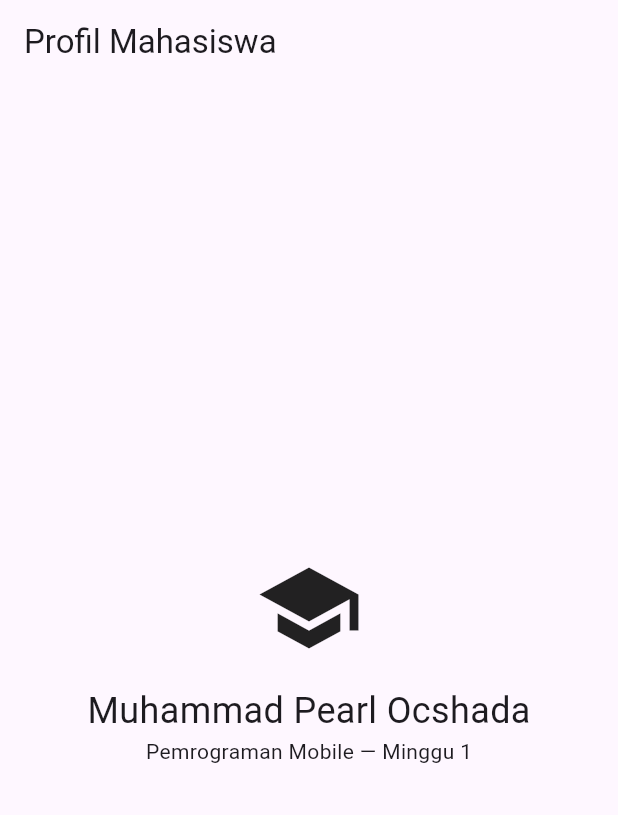
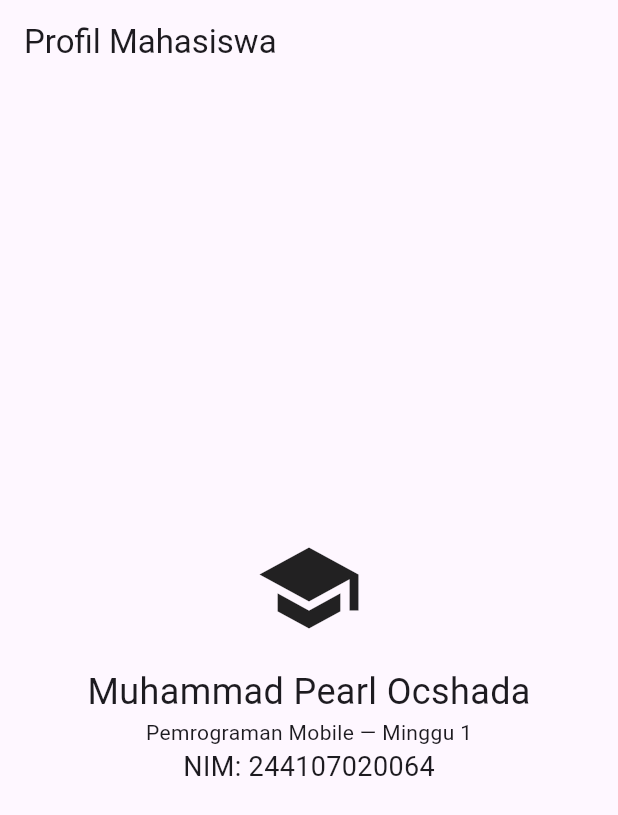
Before and after one commit to Erilocshada/erilocshada-mobile-course, a Flutter app: the screen it shows after launch, on a phone screen of 412 x 824 dp. Shown: the top 815 px of the screen. Run offline on Flutter 3.47's test engine with Material 3 defaults, Android fonts, the phone set to English and light mode, and no system bars.

Commit message:
Add widget NIM dan add screenshoot

```diff
--- a/01-week-1-mobile-development-ecosystem-flutter-refresh/my_first_app/lib/main.dart
+++ b/01-week-1-mobile-development-ecosystem-flutter-refresh/my_first_app/lib/main.dart
@@ -16,6 +16,8 @@ class MyApp extends StatelessWidget {
             SizedBox(height: 16),
             Text('Muhammad Pearl Ocshada', style: TextStyle(fontSize: 24)),
             Text('Pemrograman Mobile — Minggu 1'),
+            // Menambahkan widget Text untuk menampilkan NIM
+            Text('NIM: 244107020064', style: TextStyle(fontSize: 18)),
           ]),
         ),
       ),
```
